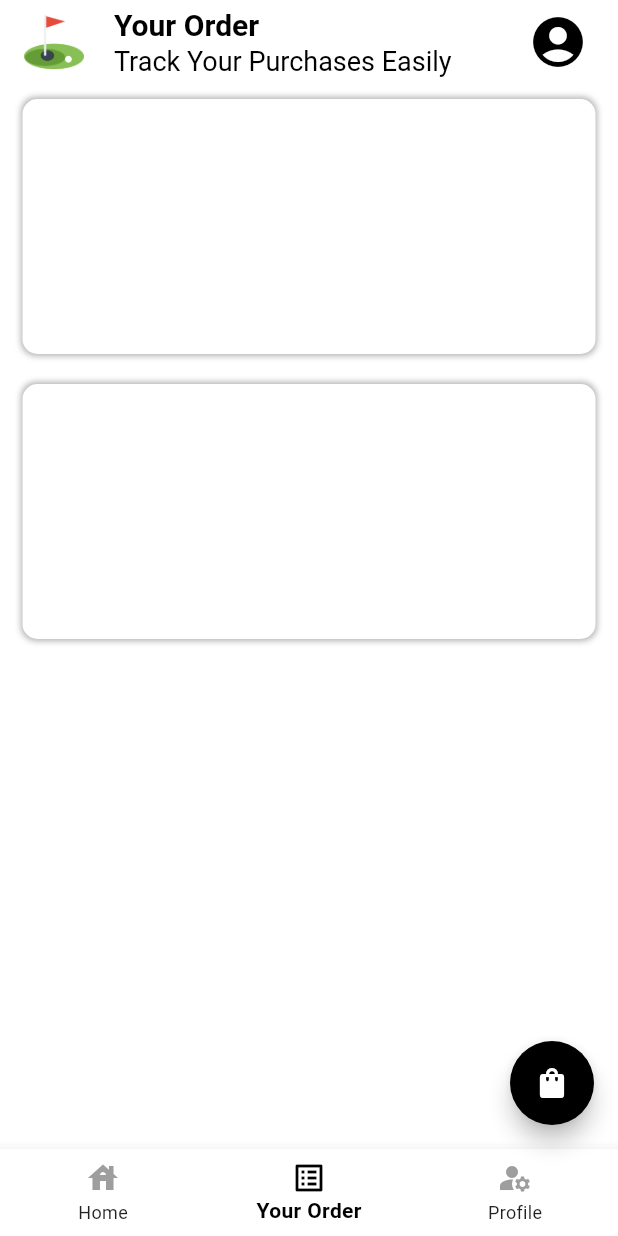
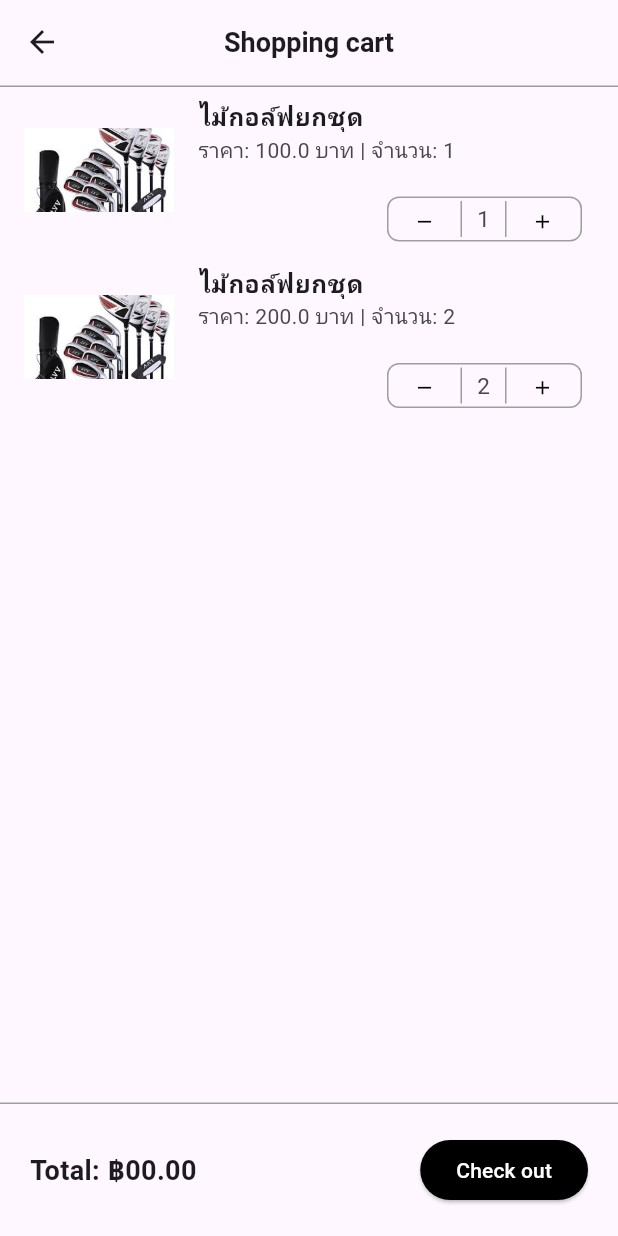
Before and after one commit to waterondaway/flutter-golf-club, a Flutter app: the screen it shows after launch, item 2 of the bottom bar chosen, after a tap on the "shopping bag" icon, on a phone screen of 412 x 824 dp. Run offline on Flutter 3.47's test engine with Material 3 defaults, Android fonts, the phone set to English and light mode, and no system bars; our stand-ins replace cloud_firestore, firebase_core, flutter_image_slideshow, readmore; accounts and stored records are empty; network calls fail.

```diff
--- /dev/null
+++ b/lib/cartshopscreen.dart
@@ -0,0 +1,175 @@
+import 'package:flutter/material.dart';
+import 'package:flutter_application_1/checkoutscreen.dart';
+
+
+class Cartshopscreen extends StatefulWidget {
+  const Cartshopscreen({super.key});
+
+  @override
+  State<Cartshopscreen> createState() => _CartshopscreenState();
+}
+
+class _CartshopscreenState extends State<Cartshopscreen> {
+  // ตัวอย่างข้อมูลสินค้าในตะกร้า
+  List<Map<String, dynamic>> cartItems = [
+    {
+      "name": "ไม้กอล์ฟยกชุด",
+      "price": 100.0,
+      "quantity": 1,
+      "image": 'assets/images/download (1).jpg'
+    },
+    {
+      "name": "ไม้กอล์ฟยกชุด",
+      "price": 200.0,
+      "quantity": 2,
+      "image": 'assets/images/download (1).jpg'
+    },
+  ];
+
+  void _increaseQuantity(int index) {
+    setState(() {
+      cartItems[index]["quantity"]++;
+    });
+  }
+
+  void _decreaseQuantity(int index) {
+    setState(() {
+      if (cartItems[index]["quantity"] > 1) {
+        cartItems[index]["quantity"]--;
+      }
+    });
+  }
+
+  @override
+  Widget build(BuildContext context) {
+    return Scaffold(
+      appBar: AppBar(
+        leading: IconButton(
+          onPressed: () {
+            Navigator.pop(context);
+          },
+          icon: Icon(Icons.arrow_back),
+        ),
+        title: Text(
+          "Shopping cart",
+          style: TextStyle(fontSize: 18, fontWeight: FontWeight.bold),
+        ),
+        centerTitle: true,
+        bottom: PreferredSize(
+          preferredSize: Size.fromHeight(2),
+          child: Container(
+            color: Colors.grey,
+            height: 1,
+          ),
+        ),
+      ),
+      body: Column(
+        children: [
+          Expanded(
+            child: ListView.builder(
+              itemCount: cartItems.length,
+              itemBuilder: (context, index) {
+                return buildCartItem(cartItems[index], index);
+              },
+            ),
+          ),
+          Container(
+            padding: EdgeInsets.all(20),
+            decoration: BoxDecoration(
+              border: Border(
+                top: BorderSide(
+                  color: Colors.grey, // สีของเส้นขอบ
+                  width: 1.0, // ความหนาของเส้นขอบ
+                ),
+              ),
+            ),
+            child: Row(
+              mainAxisAlignment: MainAxisAlignment.spaceBetween,
+              children: [
+                Text(
+                  "Total: ฿00.00 ",
+                  style: TextStyle(fontSize: 18, fontWeight: FontWeight.bold),
+                ),
+                ElevatedButton(
+                    onPressed: () {
+                      Navigator.push(
+                        context,
+                        MaterialPageRoute(
+                            builder: (context) => Checkoutscreen()),
+                      );
+                    },
+                    style: ElevatedButton.styleFrom(
+                      backgroundColor: Colors.black, // สีพื้นหลังของปุ่ม
+                      foregroundColor: Colors.white, // สีข้อความของปุ่ม
+                    ),
+                    child: Text(
+                      "Check out",
+                      style: TextStyle(),
+                    ))
+              ],
+            ),
+          )
+        ],
+      ),
+    );
+  }
+
+  // ฟังก์ชันนี้จะสร้าง widget สำหรับแสดงข้อมูลในแต่ละรายการ
+  Widget buildCartItem(Map<String, dynamic> item, int index) {
+    return ListTile(
+      leading: Image.asset(item["image"],
+          width: 100, height: 200, fit: BoxFit.cover),
+      title: Text(
+        item["name"],
+        style: TextStyle(fontWeight: FontWeight.bold),
+      ),
+      subtitle: Column(
+        crossAxisAlignment: CrossAxisAlignment.start,
+        children: [
+          Text("ราคา: ${item["price"]} บาท | จำนวน: ${item["quantity"]}"),
+          SizedBox(height: 20),
+          Row(
+            mainAxisAlignment: MainAxisAlignment.end,
+            children: [
+              Container(
+                  width: 130, // กำหนดความกว้างของกล่อง
+                  height: 30,
+                  decoration: BoxDecoration(
+                    border: Border.all(color: Colors.grey), // ขอบของกล่อง
+                    borderRadius: BorderRadius.circular(8), // มุมกลม
+                  ),
+                  child: Row(
+                    children: [
+                      IconButton(
+                        onPressed: () => _decreaseQuantity(index),
+                        icon: Icon(Icons.remove, color: Colors.black, size: 15),
+                      ),
+                      Container(
+                        height: 24, // ความสูงของเส้นขั้น
+                        width: 1, // ความหนาของเส้นขั้น
+                        color: Colors.grey, // สีของเส้นขั้น
+                      ),
+                      SizedBox(width: 10),
+                      Text(
+                        "${item["quantity"]}",
+                        style: TextStyle(fontSize: 15),
+                      ),
+                      SizedBox(width: 10),
+                      Container(
+                        height: 24, // ความสูงของเส้นขั้น
+                        width: 1, // ความหนาของเส้นขั้น
+                        color: Colors.grey, // สีของเส้นขั้น
+                      ),
+                      IconButton(
+                        onPressed: () => _increaseQuantity(index),
+                        icon: Icon(Icons.add, color: Colors.black, size: 15),
+                      )
+                    ],
+                  ))
+            ],
+          )
+        ],
+      ),
+    );
+  }
+}
--- a/lib/main.dart
+++ b/lib/main.dart
@@ -2,8 +2,10 @@ import 'package:flutter/material.dart';
 import 'package:firebase_core/firebase_core.dart';
 import 'package:cloud_firestore/cloud_firestore.dart';
 import 'package:flutter_application_1/brand.dart';
+import 'package:flutter_application_1/cartshopscreen.dart';
 import 'package:flutter_image_slideshow/flutter_image_slideshow.dart';
 import 'firebase_options.dart';
+
 
 void main() async {
   WidgetsFlutterBinding.ensureInitialized();
@@ -93,14 +95,22 @@ class _MyAppState extends State<MyApp> {
           selectedItemColor: Colors.black,
           unselectedItemColor: Colors.black87,
         ),
-        floatingActionButton: FloatingActionButton(
+        floatingActionButton: Builder(
+          builder: (context) {
+            return FloatingActionButton(
               onPressed: () {
-              // addPost(postCollection);
+                 Navigator.push(
+                  context,
+                  MaterialPageRoute(
+                    builder: (context) => Cartshopscreen()),
+                    );
               },
-            shape: RoundedRectangleBorder(
-                borderRadius: BorderRadius.circular(100)),
+              shape: RoundedRectangleBorder(borderRadius: BorderRadius.circular(100)),
               backgroundColor: Colors.black,
-            child: Icon(Icons.shopping_bag, color: Colors.white)),
+              child: Icon(Icons.shopping_bag, color: Colors.white)
+            );
+          }
+        ),
       ),
     );
   }
@@ -291,13 +301,44 @@ class _HomeState extends State<Home> {
                                       filters: filters,
                                     )));
                       },
-                      child: Container(
+                      child: Stack(children: [
+                        Container(
                           width: 130,
                           child: Padding(
-                          padding: const EdgeInsets.symmetric(horizontal: 8.0),
+                            padding:
+                                const EdgeInsets.symmetric(horizontal: 8.0),
                             child: Image.network(product['image_logo']),
                           ),
                         ),
+                        Positioned(
+                          top: 75,
+                          left: 40,
+                          child: Container(
+                            decoration: BoxDecoration(
+                              borderRadius: BorderRadius.circular(5),
+                              boxShadow: [
+                                BoxShadow(
+                                  color: Colors.black.withOpacity(1), // สีเงา
+                                  blurRadius: 5, // ระยะเบลอของเงา
+                                  offset: Offset(2, 2), // ระยะห่างของเงา (x, y)
+                                ),
+                              ],
+                            ),
+                            child: Padding(
+                              padding:
+                                  const EdgeInsets.symmetric(horizontal: 8.0),
+                              child: Text(
+                                product['name'],
+                                style: TextStyle(
+                                  fontSize: 20,
+                                  fontWeight: FontWeight.bold,
+                                  color: Colors.white
+                                ),
+                              ),
+                            ),
+                          ),
+                        ),
+                      ]),
                     );
                   },
                 );
```
Also changed, not shown: lib/checkoutscreen.dart (added, +263 -0 lines), assets/images/download (1).jpg (added). Lines whose indentation alone changed are shown as unchanged.
